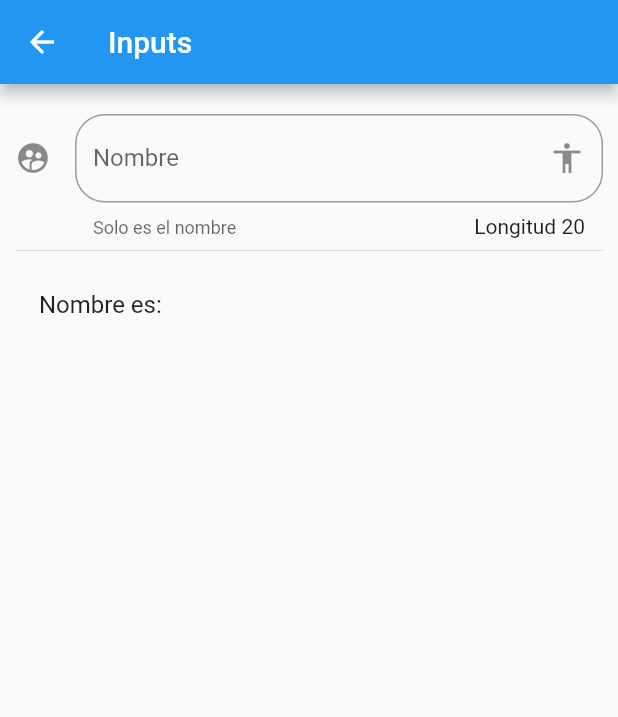
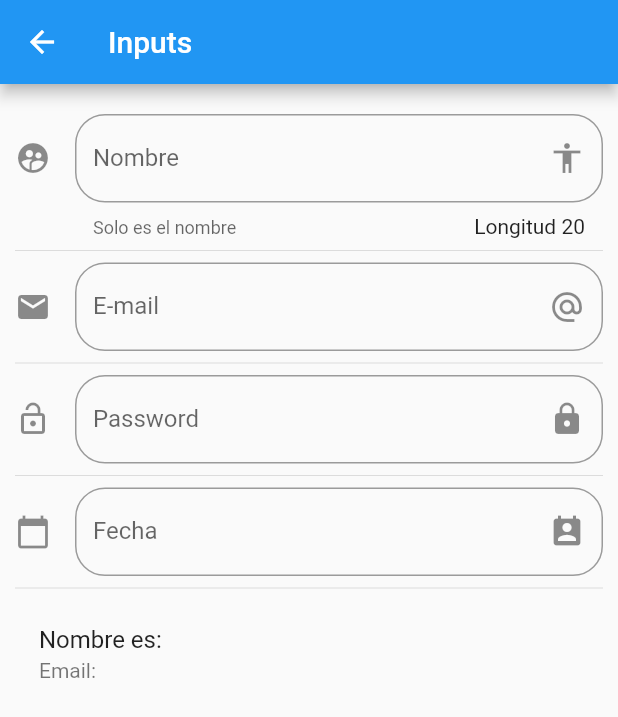
Before and after one commit to ocaparrostortosa/flutter-first-steps, a Flutter app: the screen it shows after launch, after a tap on "Inputs", on a phone screen of 412 x 824 dp. Shown: the top 717 px of the screen. Run offline on Flutter 3.47's test engine with Material 2 defaults, Android fonts, the phone set to English and light mode, and no system bars; network calls fail.

Commit message:
Added the flutter_localizations to the proyect

```diff
--- a/flutter_widgets/lib/main.dart
+++ b/flutter_widgets/lib/main.dart
@@ -1,6 +1,7 @@
 import 'package:flutter/material.dart';
 import 'package:flutter_widgets/src/pages/alert_page.dart';
 import 'package:flutter_widgets/src/routes/routes.dart'; //Rutas de las aplicaciones
+import 'package:flutter_localizations/flutter_localizations.dart'; //Idiomas
 
 void main() => runApp(MyApp());
 
@@ -8,15 +9,31 @@ class MyApp extends StatelessWidget {
   @override
   Widget build(BuildContext context) {
     return MaterialApp(
+      localizationsDelegates: [
+        // ... app-specific localization delegate[s] here
+        GlobalMaterialLocalizations.delegate,
+        GlobalWidgetsLocalizations.delegate,
+        GlobalCupertinoLocalizations.delegate,
+      ],
+      supportedLocales: [
+        const Locale('en', ''), // English, no country code
+        const Locale('es', 'ES'), // Hebrew, no country code
+        const Locale.fromSubtags(
+            languageCode: 'zh'), // Chinese *See Advanced Locales below*
+        // ... other locales the app supports
+      ],
       title: 'Flutter Widgets',
       //home: HomePagePages(),
       initialRoute: "/",
       debugShowCheckedModeBanner: false,
-      routes: getApplicationRoutes(), //Metodo para obtener las rutas de router.dart
-      onGenerateRoute: (settings) { //Metodo a ejecutar cuando se genere una ruta con nombre
+      routes:
+          getApplicationRoutes(), //Metodo para obtener las rutas de router.dart
+      onGenerateRoute: (settings) {
+        //Metodo a ejecutar cuando se genere una ruta con nombre
         print("Ruta llamada ${settings.name}");
-        return MaterialPageRoute (builder: (BuildContext context) => AlertPage());
-        }, //Definimos las rutas para las paginas en la app
+        return MaterialPageRoute(
+            builder: (BuildContext context) => AlertPage());
+      }, //Definimos las rutas para las paginas en la app
     );
   }
 }
--- a/flutter_widgets/lib/src/pages/inputs_page.dart
+++ b/flutter_widgets/lib/src/pages/inputs_page.dart
@@ -10,6 +10,12 @@ class InputsPage extends StatefulWidget {
 class _InputsPageState extends State<InputsPage> {
 
   String _nombre = "";
+  String _email = "";
+  String _password = "";
+
+  String _fecha = "";
+  TextEditingController _inputFieldDateController = new TextEditingController(); //Controlador de la fecha en la caja de texto
+
   int _longitudMax = 20;
   int _longitudNombre = 20;
 
@@ -23,7 +29,13 @@ class _InputsPageState extends State<InputsPage> {
         children: <Widget>[
           _crearInput(),
           Divider(),
-          _crearPersona()
+          _crearEmail(),
+           Divider(),
+          _crearPassword(),
+           Divider(),
+           _crearFecha(context),
+           Divider(),
+          _crearPersona(),
         ],
       ),
     );
@@ -63,7 +75,92 @@ class _InputsPageState extends State<InputsPage> {
     return ListTile(
 
       title: Text("Nombre es: $_nombre"),
+      subtitle: Text("Email: $_email"),
 
     );
   }
+
+
+  Widget _crearEmail(){
+    return TextField(
+      keyboardType: TextInputType.emailAddress,
+      decoration: InputDecoration(
+        hintText: "Introduzca su email",
+        labelText: "E-mail",
+        suffixIcon: Icon(Icons.alternate_email),
+        icon: Icon(Icons.email),
+        border: OutlineInputBorder(
+          borderRadius: BorderRadius.circular(20.0),
+        ),
+      ),
+      onChanged: (valor) => setState((){_email = valor;}),
+
+
+    );
+  }
+
+  Widget _crearPassword(){
+    return TextField(
+      obscureText: true,
+      decoration: InputDecoration(
+        hintText: "Password",
+        labelText: "Password",
+        suffixIcon: Icon(Icons.lock),
+        icon: Icon(Icons.lock_open),
+        border: OutlineInputBorder(
+          borderRadius: BorderRadius.circular(20.0),
+        ),
+      ),
+      onChanged: (valor) => setState((){_password = valor;}),
+
+
+    );
+  }
+
+  Widget _crearFecha(BuildContext context){
+
+    return TextField(
+      enableInteractiveSelection: false,
+      controller: _inputFieldDateController, //Controlador de la caja de texto
+      decoration: InputDecoration(
+        hintText: "Fecha nacimiento",
+        labelText: "Fecha",
+        suffixIcon: Icon(Icons.perm_contact_calendar),
+        icon: Icon(Icons.calendar_today),
+        border: OutlineInputBorder(
+          borderRadius: BorderRadius.circular(20.0),
+        ),
+      ),
+      onTap: (){
+
+        FocusScope.of(context).requestFocus(new FocusNode());
+        _seleccionarFecha(context);
+
+      },
+
+    );
+
+  }
+
+  _seleccionarFecha(BuildContext context) async{
+
+    DateTime seleccionada = await showDatePicker(
+      context: context,
+      initialDate: new DateTime.now(),
+      firstDate: new DateTime(2000),
+      lastDate: new DateTime(2025),
+      locale: Locale('es', 'ES'), //Idioma
+    );
+
+    if(seleccionada != null){
+      setState(() {
+        _fecha = seleccionada.toString();
+        _inputFieldDateController.text = _fecha;
+      });
+    }
+
+  }
+
+
+
 }
--- a/flutter_widgets/pubspec.yaml
+++ b/flutter_widgets/pubspec.yaml
@@ -23,8 +23,8 @@ environment:
 dependencies:
   flutter:
     sdk: flutter
-
-
+  flutter_localizations:
+    sdk: flutter
   # The following adds the Cupertino Icons font to your application.
   # Use with the CupertinoIcons class for iOS style icons.
   cupertino_icons: ^0.1.3
```
Also changed, not shown: flutter_widgets/pubspec.lock.
